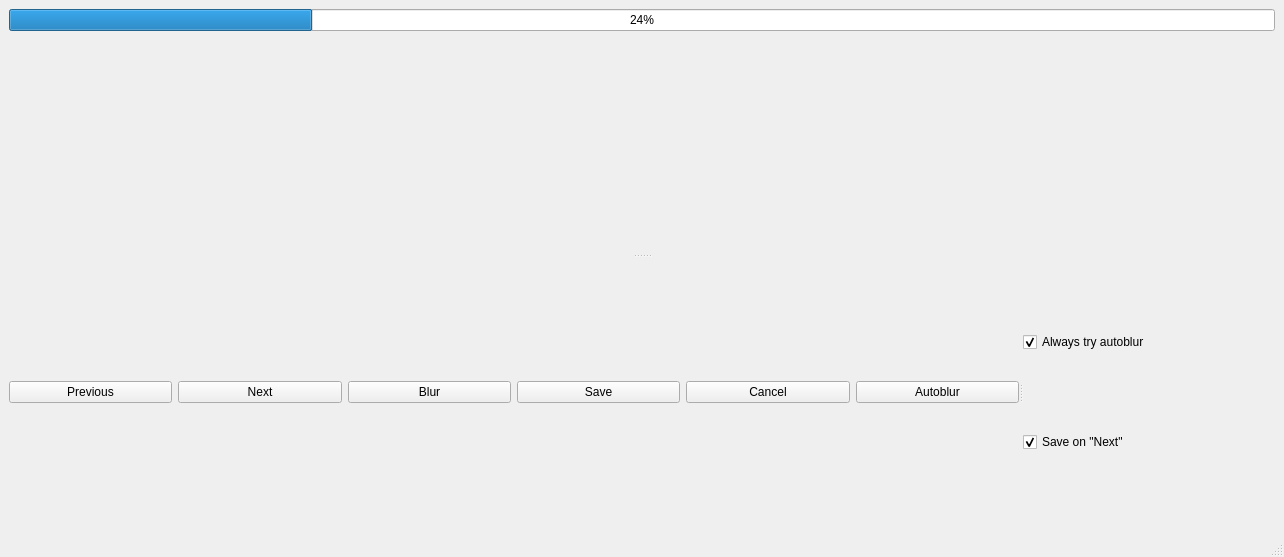
The window that QT/BlurUI/mainwindow.ui (BaptisteRoseau/ImPlate) describes before a commit, drawn with Qt 5.
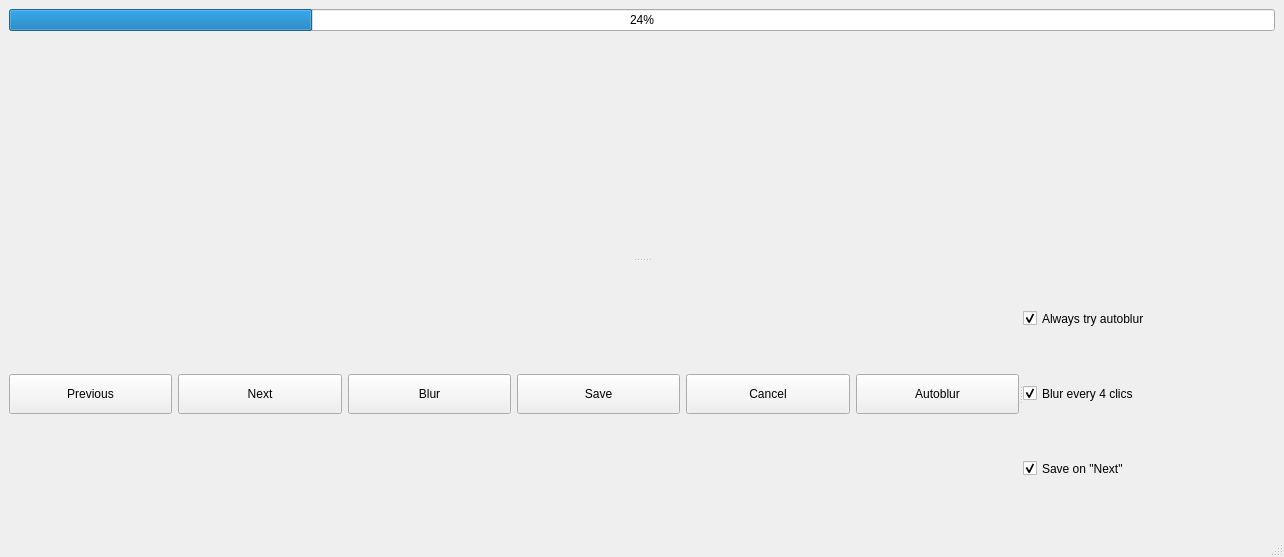
The same window after the commit. Icons and pictures are not drawn. Custom widgets are drawn as their Qt base class.

```diff
--- a/QT/BlurUI/mainwindow.ui
+++ b/QT/BlurUI/mainwindow.ui
@@ -30,9 +30,79 @@
          </widget>
         </item>
         <item>
-         <widget class="QLabel" name="ImageLabel">
-          <property name="mouseTracking">
-           <bool>true</bool>
+         <layout class="QHBoxLayout" name="horizontalLayout_2">
+          <item>
+           <spacer name="horizontalSpacer">
+            <property name="orientation">
+             <enum>Qt::Horizontal</enum>
+            </property>
+            <property name="sizeHint" stdset="0">
+             <size>
+              <width>40</width>
+              <height>20</height>
+             </size>
+            </property>
+           </spacer>
+          </item>
+          <item>
+           <widget class="CustomLabel" name="LabelImageCar">
+            <property name="sizePolicy">
+             <sizepolicy hsizetype="Minimum" vsizetype="Minimum">
+              <horstretch>0</horstretch>
+              <verstretch>0</verstretch>
+             </sizepolicy>
+            </property>
+            <property name="maximumSize">
+             <size>
+              <width>1920</width>
+              <height>1080</height>
+             </size>
+            </property>
+            <property name="cursor">
+             <cursorShape>CrossCursor</cursorShape>
+            </property>
+            <property name="mouseTracking">
+             <bool>true</bool>
+            </property>
+            <property name="focusPolicy">
+             <enum>Qt::ClickFocus</enum>
+            </property>
+            <property name="lineWidth">
+             <number>0</number>
+            </property>
+            <property name="text">
+             <string/>
+            </property>
+            <property name="alignment">
+             <set>Qt::AlignLeading|Qt::AlignLeft|Qt::AlignTop</set>
+            </property>
+            <property name="indent">
+             <number>0</number>
+            </property>
+           </widget>
+          </item>
+          <item>
+           <spacer name="horizontalSpacer_2">
+            <property name="orientation">
+             <enum>Qt::Horizontal</enum>
+            </property>
+            <property name="sizeHint" stdset="0">
+             <size>
+              <width>40</width>
+              <height>20</height>
+             </size>
+            </property>
+           </spacer>
+          </item>
+         </layout>
+        </item>
+        <item>
+         <widget class="QLabel" name="LabelTextFileName">
+          <property name="maximumSize">
+           <size>
+            <width>16777215</width>
+            <height>25</height>
+           </size>
           </property>
           <property name="text">
            <string/>
@@ -44,10 +114,7 @@
            <bool>false</bool>
           </property>
           <property name="alignment">
-           <set>Qt::AlignCenter</set>
-          </property>
-          <property name="openExternalLinks">
-           <bool>false</bool>
+           <set>Qt::AlignHCenter|Qt::AlignTop</set>
           </property>
          </widget>
         </item>
@@ -63,7 +130,13 @@
        <property name="minimumSize">
         <size>
          <width>0</width>
-         <height>150</height>
+         <height>75</height>
+        </size>
+       </property>
+       <property name="maximumSize">
+        <size>
+         <width>16777215</width>
+         <height>16777215</height>
         </size>
        </property>
        <property name="baseSize">
@@ -77,8 +150,23 @@
        </property>
        <widget class="QWidget" name="layoutWidget">
         <layout class="QHBoxLayout" name="horizontalLayout">
+         <property name="sizeConstraint">
+          <enum>QLayout::SetMinimumSize</enum>
+         </property>
          <item>
           <widget class="QPushButton" name="ButtonPrevious">
+           <property name="sizePolicy">
+            <sizepolicy hsizetype="Minimum" vsizetype="Preferred">
+             <horstretch>0</horstretch>
+             <verstretch>0</verstretch>
+            </sizepolicy>
+           </property>
+           <property name="maximumSize">
+            <size>
+             <width>16777215</width>
+             <height>40</height>
+            </size>
+           </property>
            <property name="text">
             <string>Previous</string>
            </property>
@@ -89,6 +177,18 @@
            <property name="enabled">
             <bool>true</bool>
            </property>
+           <property name="sizePolicy">
+            <sizepolicy hsizetype="Minimum" vsizetype="Preferred">
+             <horstretch>0</horstretch>
+             <verstretch>0</verstretch>
+            </sizepolicy>
+           </property>
+           <property name="maximumSize">
+            <size>
+             <width>16777215</width>
+             <height>40</height>
+            </size>
+           </property>
            <property name="text">
             <string>Next</string>
            </property>
@@ -96,6 +196,18 @@
          </item>
          <item>
           <widget class="QPushButton" name="ButtonBlur">
+           <property name="sizePolicy">
+            <sizepolicy hsizetype="Minimum" vsizetype="Preferred">
+             <horstretch>0</horstretch>
+             <verstretch>0</verstretch>
+            </sizepolicy>
+           </property>
+           <property name="maximumSize">
+            <size>
+             <width>16777215</width>
+             <height>40</height>
+            </size>
+           </property>
            <property name="text">
             <string>Blur</string>
            </property>
@@ -103,6 +215,18 @@
          </item>
          <item>
           <widget class="QPushButton" name="ButtonSave">
+           <property name="sizePolicy">
+            <sizepolicy hsizetype="Minimum" vsizetype="Preferred">
+             <horstretch>0</horstretch>
+             <verstretch>0</verstretch>
+            </sizepolicy>
+           </property>
+           <property name="maximumSize">
+            <size>
+             <width>16777215</width>
+             <height>40</height>
+            </size>
+           </property>
            <property name="text">
             <string>Save</string>
            </property>
@@ -110,6 +234,18 @@
          </item>
          <item>
           <widget class="QPushButton" name="ButtonCancel">
+           <property name="sizePolicy">
+            <sizepolicy hsizetype="Minimum" vsizetype="Preferred">
+             <horstretch>0</horstretch>
+             <verstretch>0</verstretch>
+            </sizepolicy>
+           </property>
+           <property name="maximumSize">
+            <size>
+             <width>16777215</width>
+             <height>40</height>
+            </size>
+           </property>
            <property name="text">
             <string>Cancel</string>
            </property>
@@ -117,6 +253,18 @@
          </item>
          <item>
           <widget class="QPushButton" name="ButtonAutoBlur">
+           <property name="sizePolicy">
+            <sizepolicy hsizetype="Minimum" vsizetype="Preferred">
+             <horstretch>0</horstretch>
+             <verstretch>0</verstretch>
+            </sizepolicy>
+           </property>
+           <property name="maximumSize">
+            <size>
+             <width>16777215</width>
+             <height>40</height>
+            </size>
+           </property>
            <property name="text">
             <string>Autoblur</string>
            </property>
@@ -126,8 +274,17 @@
        </widget>
        <widget class="QWidget" name="layoutWidget">
         <layout class="QVBoxLayout" name="verticalLayout_2">
+         <property name="sizeConstraint">
+          <enum>QLayout::SetMinimumSize</enum>
+         </property>
          <item>
           <widget class="QCheckBox" name="CheckboxAlwaysTryAutoblur">
+           <property name="maximumSize">
+            <size>
+             <width>16777215</width>
+             <height>25</height>
+            </size>
+           </property>
            <property name="mouseTracking">
             <bool>false</bool>
            </property>
@@ -139,8 +296,33 @@
            </property>
           </widget>
          </item>
+         <item>
+          <widget class="QCheckBox" name="CheckboxBlurEveryFour">
+           <property name="maximumSize">
+            <size>
+             <width>16777215</width>
+             <height>25</height>
+            </size>
+           </property>
+           <property name="mouseTracking">
+            <bool>true</bool>
+           </property>
+           <property name="text">
+            <string>Blur every 4 clics</string>
+           </property>
+           <property name="checked">
+            <bool>true</bool>
+           </property>
+          </widget>
+         </item>
          <item>
           <widget class="QCheckBox" name="CheckboxSaveOnNext">
+           <property name="maximumSize">
+            <size>
+             <width>16777215</width>
+             <height>25</height>
+            </size>
+           </property>
            <property name="mouseTracking">
             <bool>false</bool>
            </property>
@@ -179,6 +361,18 @@
    </property>
   </action>
  </widget>
+ <customwidgets>
+  <customwidget>
+   <class>CustomLabel</class>
+   <extends>QLabel</extends>
+   <header location="global">customlabel.h</header>
+   <slots>
+    <signal>mousePressed()</signal>
+    <signal>mousePos()</signal>
+    <signal>mouseLeft()</signal>
+   </slots>
+  </customwidget>
+ </customwidgets>
  <resources/>
  <connections/>
 </ui>
```
Left out of the diff: 11 changed lines with no effect on the pictures.
